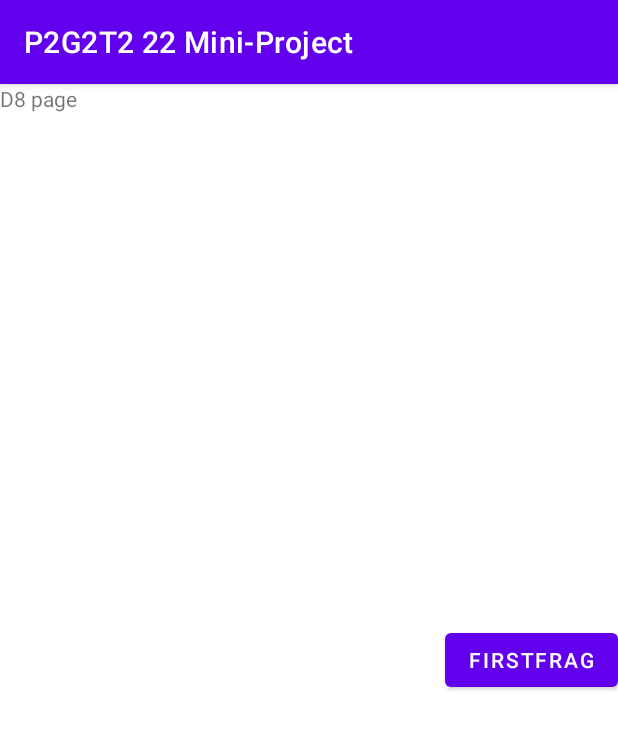
After one commit to frbarbre/P2G2T222MiniProject, an Android app: the fragment D8Fragment shown on its own in the app's theme, on a phone screen of 412 x 824 dp. The commit adds this screen. Shown: the top 729 px of the screen. Run offline under Robolectric (Android 15) with nearby library versions, the phone set to English and light mode, and no system bars.

```diff
--- a/app/build.gradle
+++ b/app/build.gradle
@@ -37,6 +37,7 @@ dependencies {
     implementation 'androidx.constraintlayout:constraintlayout:2.1.3'
     implementation 'androidx.navigation:navigation-fragment:2.4.1'
     implementation 'androidx.navigation:navigation-ui:2.4.1'
+    implementation 'androidx.legacy:legacy-support-v4:1.0.0'
     testImplementation 'junit:junit:4.13.2'
     androidTestImplementation 'androidx.test.ext:junit:1.1.3'
     androidTestImplementation 'androidx.test.espresso:espresso-core:3.4.0'
--- /dev/null
+++ b/app/src/main/java/com/example/p2g2t222mini_project/D8Fragment.java
@@ -0,0 +1,49 @@
+package com.example.p2g2t222mini_project;
+
+import android.os.Bundle;
+import android.view.LayoutInflater;
+import android.view.View;
+import android.view.ViewGroup;
+
+import androidx.annotation.NonNull;
+import androidx.fragment.app.Fragment;
+import androidx.navigation.fragment.NavHostFragment;
+
+import com.example.p2g2t222mini_project.databinding.FragmentD8Binding;
+import com.example.p2g2t222mini_project.databinding.FragmentFirstBinding;
+
+public class D8Fragment extends Fragment {
+
+    private FragmentD8Binding binding;
+
+    @Override
+    public View onCreateView(
+            LayoutInflater inflater, ViewGroup container,
+            Bundle savedInstanceState
+    ) {
+
+        binding = FragmentD8Binding.inflate(inflater, container, false);
+        return binding.getRoot();
+
+    }
+
+    public void onViewCreated(@NonNull View view, Bundle savedInstanceState) {
+        super.onViewCreated(view, savedInstanceState);
+
+        binding.D8ButtonFirstFrag.setOnClickListener(new View.OnClickListener() {
+            @Override
+            public void onClick(View view) {
+                NavHostFragment.findNavController(D8Fragment.this)
+                        .navigate(R.id.action_d8Fragment_to_FirstFragment);
+            }
+        });
+
+    }
+
+    @Override
+    public void onDestroyView() {
+        super.onDestroyView();
+        binding = null;
+    }
+
+}
--- /dev/null
+++ b/app/src/main/res/layout/fragment_d8.xml
@@ -0,0 +1,30 @@
+<?xml version="1.0" encoding="utf-8"?>
+<FrameLayout xmlns:android="http://schemas.android.com/apk/res/android"
+    xmlns:app="http://schemas.android.com/apk/res-auto"
+    xmlns:tools="http://schemas.android.com/tools"
+    android:layout_width="match_parent"
+    android:layout_height="match_parent"
+    tools:context=".D8Fragment">
+
+    <androidx.constraintlayout.widget.ConstraintLayout
+        android:layout_width="match_parent"
+        android:layout_height="match_parent">
+
+        <TextView
+            android:id="@+id/textView"
+            android:layout_width="wrap_content"
+            android:layout_height="wrap_content"
+            android:text="D8 page"
+            tools:layout_editor_absoluteX="194dp"
+            tools:layout_editor_absoluteY="144dp" />
+
+        <Button
+            android:id="@+id/D8ButtonFirstFrag"
+            android:layout_width="wrap_content"
+            android:layout_height="wrap_content"
+            android:text="FirstFrag"
+            app:layout_constraintBottom_toBottomOf="parent"
+            app:layout_constraintEnd_toEndOf="parent"
+            app:layout_constraintTop_toTopOf="parent" />
+    </androidx.constraintlayout.widget.ConstraintLayout>
+</FrameLayout>
--- a/app/src/main/res/values/strings.xml
+++ b/app/src/main/res/values/strings.xml
@@ -9,4 +9,6 @@
 
     <string name="hello_first_fragment">We are BIGGEST brains</string>
     <string name="hello_second_fragment">Hello second fragment. Arg: %1$s</string>
+    <!-- TODO: Remove or change this placeholder text -->
+    <string name="hello_blank_fragment">Hello blank fragment</string>
 </resources>
```
